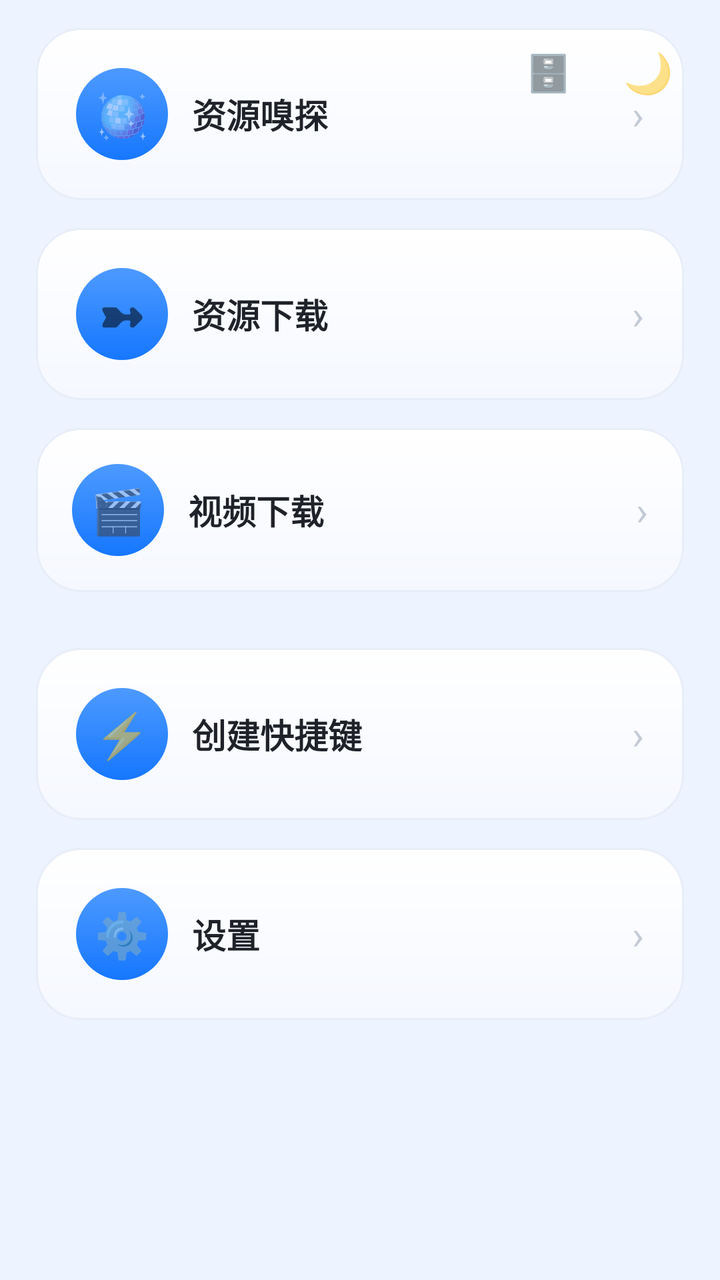
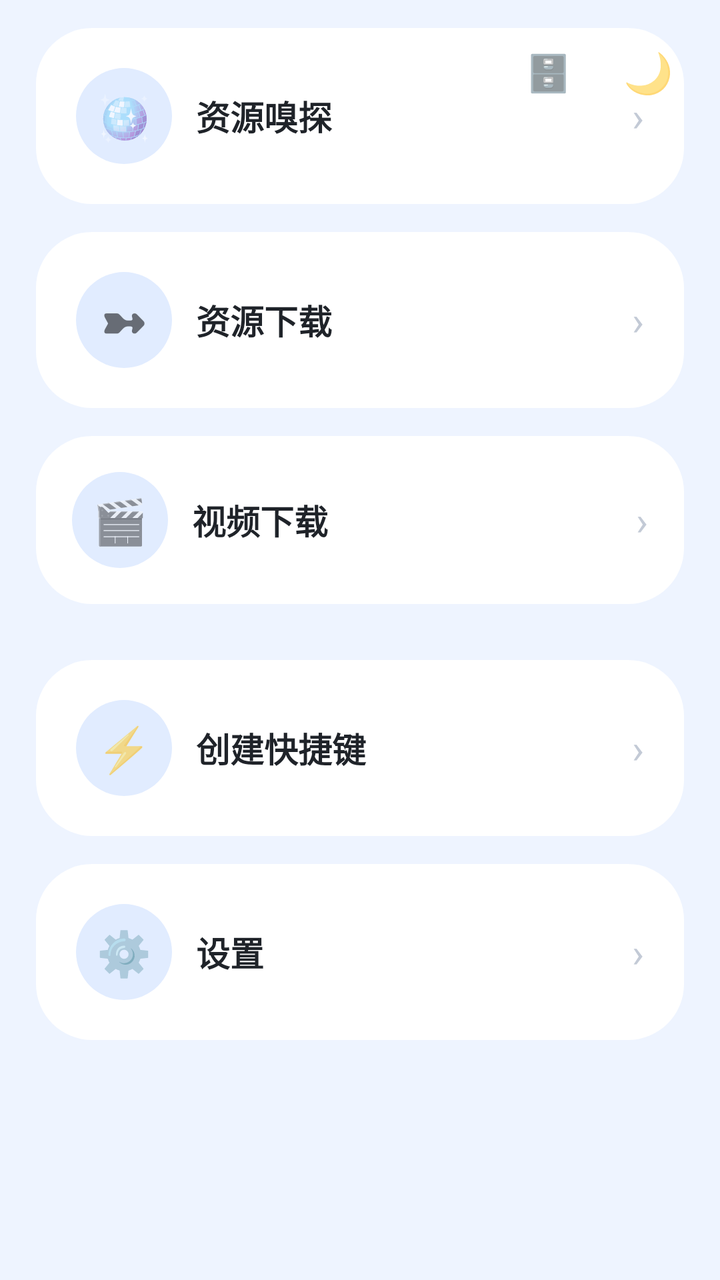

An Android layout rendered at two revisions. The XML below is the earlier revision; the diff shows what the commit changed to produce the second picture.
<!-- AndroidManifest.xml: application theme AppTheme -->
<!-- res/layout/activity_toolbox.xml -->
<?xml version="1.0" encoding="utf-8"?>
<FrameLayout xmlns:android="http://schemas.android.com/apk/res/android"
    android:id="@+id/toolRoot"
    android:layout_width="match_parent" android:layout_height="match_parent">

    <TextView android:id="@+id/lanToggle"
        android:layout_width="44dp" android:layout_height="44dp"
        android:layout_gravity="top|right" android:layout_marginTop="14dp" android:layout_marginRight="64dp"
        android:gravity="center" android:elevation="6dp"
        android:text="🗄️" android:textSize="18sp"/>

    <TextView android:id="@+id/themeToggle"
        android:layout_width="44dp" android:layout_height="44dp"
        android:layout_gravity="top|right" android:layout_margin="14dp"
        android:gravity="center" android:elevation="6dp"
        android:text="🌙" android:textSize="20sp"/>

    <LinearLayout android:id="@+id/toolColumn"
        android:layout_width="match_parent" android:layout_height="match_parent"
        android:orientation="vertical"
        android:background="@color/bg">

        <ScrollView
            android:layout_width="match_parent" android:layout_height="match_parent"
            android:fillViewport="true" android:scrollbars="none">

            <LinearLayout
                android:layout_width="match_parent" android:layout_height="wrap_content"
                android:orientation="vertical"
                android:paddingLeft="18dp" android:paddingRight="18dp"
                android:paddingTop="14dp" android:paddingBottom="18dp">

                <LinearLayout android:tag="card" android:id="@+id/cardPlayer"
                    android:layout_width="match_parent" android:layout_height="wrap_content"
                    android:layout_marginTop="0dp"
                    android:background="@drawable/bg_card" android:orientation="vertical"
                    android:padding="20dp">

                    <LinearLayout
                        android:layout_width="match_parent" android:layout_height="wrap_content"
                        android:orientation="horizontal" android:gravity="center_vertical">
                        <TextView
                            android:layout_width="46dp" android:layout_height="46dp"
                            android:background="@drawable/bg_btn"
                            android:text="🪩" android:textSize="22sp" android:gravity="center"/>
                        <TextView
                            android:layout_width="0dp" android:layout_height="wrap_content"
                            android:layout_weight="1" android:layout_marginLeft="12dp"
                            android:text="资源嗅探" android:textSize="17sp"
                            android:textStyle="bold" android:tag="title" android:textColor="@color/textMain"/>
                        <TextView android:text="›" android:textSize="20sp"
                            android:textColor="#C3CAD6"
                            android:layout_width="wrap_content" android:layout_height="wrap_content"/>
                    </LinearLayout>
                </LinearLayout>

                <LinearLayout android:tag="card" android:id="@+id/cardDownload"
                    android:layout_width="match_parent" android:layout_height="wrap_content"
                    android:layout_marginTop="14dp"
                    android:background="@drawable/bg_card" android:orientation="vertical"
                    android:padding="20dp">
                    <LinearLayout
                        android:layout_width="match_parent" android:layout_height="wrap_content"
                        android:orientation="horizontal" android:gravity="center_vertical">
                        <TextView
                            android:layout_width="46dp" android:layout_height="46dp"
                            android:background="@drawable/bg_btn"
                            android:text="➼" android:textSize="22sp" android:gravity="center"/>
                        <TextView
                            android:layout_width="0dp" android:layout_height="wrap_content"
                            android:layout_weight="1" android:layout_marginLeft="12dp"
                            android:text="资源下载" android:textSize="17sp"
                            android:textStyle="bold" android:tag="title" android:textColor="@color/textMain"/>
                        <TextView android:text="›" android:textSize="20sp"
                            android:textColor="#C3CAD6"
                            android:layout_width="wrap_content" android:layout_height="wrap_content"/>
                    </LinearLayout>
                </LinearLayout>
                 <LinearLayout android:tag="card" android:id="@+id/cardVideoDl"
                    android:layout_width="match_parent" android:layout_height="wrap_content"
                    android:layout_marginTop="14dp"
                    android:background="@drawable/bg_card" android:orientation="vertical"
                    android:padding="18dp">
                    <LinearLayout android:layout_width="match_parent" android:layout_height="wrap_content"
                        android:orientation="horizontal" android:gravity="center_vertical">
                        <TextView android:layout_width="46dp" android:layout_height="46dp"
                            android:background="@drawable/bg_btn"
                            android:text="🎬" android:textSize="22sp" android:gravity="center"/>
                        <TextView
                            android:layout_width="0dp" android:layout_height="wrap_content"
                            android:layout_weight="1" android:layout_marginLeft="12dp"
                            android:text="视频下载" android:textSize="17sp"
                            android:textStyle="bold" android:tag="title" android:textColor="@color/textMain"/>
                        <TextView android:text="›" android:textSize="20sp"
                            android:textColor="#C3CAD6"
                            android:layout_width="wrap_content" android:layout_height="wrap_content"/>
                    </LinearLayout>
                </LinearLayout>

               <LinearLayout android:tag="card" android:id="@+id/calendarCard"
                    android:layout_width="match_parent" android:layout_height="wrap_content"
                    android:layout_marginTop="14dp"
                    android:background="@drawable/bg_card" android:orientation="vertical">
                    <LinearLayout android:id="@+id/calHost"
                        android:layout_width="match_parent" android:layout_height="wrap_content"
                        android:orientation="vertical"/>
               </LinearLayout>

               <LinearLayout android:tag="card" android:id="@+id/cardShortcut"
                    android:layout_width="match_parent" android:layout_height="wrap_content"
                    android:layout_marginTop="14dp"
                    android:background="@drawable/bg_card" android:orientation="vertical"
                    android:padding="20dp">
                    <LinearLayout
                        android:layout_width="match_parent" android:layout_height="wrap_content"
                        android:orientation="horizontal" android:gravity="center_vertical">
                        <TextView
                            android:layout_width="46dp" android:layout_height="46dp"
                            android:background="@drawable/bg_btn" android:padding="8dp"
                            android:text="⚡" android:textSize="22sp" android:gravity="center"/>
                        <TextView
                            android:layout_width="0dp" android:layout_height="wrap_content"
                            android:layout_weight="1" android:layout_marginLeft="12dp"
                            android:text="创建快捷键" android:textSize="17sp"
                            android:textStyle="bold" android:tag="title" android:textColor="@color/textMain"/>
                        <TextView android:text="›" android:textSize="20sp"
                            android:textColor="#C3CAD6"
                            android:layout_width="wrap_content" android:layout_height="wrap_content"/>
                    </LinearLayout>
                </LinearLayout>



                <LinearLayout android:tag="card" android:id="@+id/cardAppSettings"
                    android:layout_width="match_parent" android:layout_height="wrap_content"
                    android:layout_marginTop="14dp"
                    android:background="@drawable/bg_card" android:orientation="vertical"
                    android:padding="20dp">
                    <LinearLayout
                        android:layout_width="match_parent" android:layout_height="wrap_content"
                        android:orientation="horizontal" android:gravity="center_vertical">
                        <TextView
                            android:layout_width="46dp" android:layout_height="46dp"
                            android:background="@drawable/bg_btn" android:padding="8dp"
                            android:text="⚙️" android:textSize="22sp" android:gravity="center"/>
                        <TextView
                            android:layout_width="0dp" android:layout_height="wrap_content"
                            android:layout_weight="1" android:layout_marginLeft="12dp"
                            android:text="设置" android:textSize="17sp"
                            android:textStyle="bold" android:tag="title" android:textColor="@color/textMain"/>
                        <TextView android:text="›" android:textSize="20sp"
                            android:textColor="#C3CAD6"
                            android:layout_width="wrap_content" android:layout_height="wrap_content"/>
                    </LinearLayout>
                </LinearLayout>
            </LinearLayout>
        </ScrollView>
    </LinearLayout>
</FrameLayout>
<!-- resources referenced by this layout -->
<resources>
  <color name="bg">#EEF4FF</color>
  <color name="textMain">#1F2329</color>
  <!-- drawable bg_btn (drawable) -->
  <?xml version="1.0" encoding="utf-8"?>
  <ripple xmlns:android="http://schemas.android.com/apk/res/android">
      <item>
          <shape>
              <gradient android:startColor="#4D9AFF" android:endColor="#1677FF" android:angle="270"/>
              <corners android:radius="26dp"/>
          </shape>
      </item>
  </ripple>
  <!-- drawable bg_card (drawable) -->
  <?xml version="1.0" encoding="utf-8"?>
  <ripple xmlns:android="http://schemas.android.com/apk/res/android"
      android:color="#22315CDE">
      <item>
          <shape>
              <gradient android:angle="270" android:startColor="#FFFFFF" android:endColor="#F5F8FF"/>
              <corners android:radius="22dp"/>
              <stroke android:width="1dp" android:color="#E8EEF8"/>
          </shape>
      </item>
  </ripple>
  <style name="AppTheme" parent="Theme.MaterialComponents.DayNight.NoActionBar">
          <item name="android:windowFullscreen">true</item>
          <item name="android:windowNoTitle">true</item>
          <item name="android:windowTranslucentNavigation">true</item>
          <item name="android:windowBackground">@color/bg</item>
          <item name="android:colorAccent">@color/blue2</item>
          <item name="colorPrimary">@color/blue2</item>
          <item name="colorSecondary">@color/blue2</item>
          <item name="android:colorControlHighlight">#22315CDE</item>
      </style>
  <color name="blue2">#1677FF</color>
</resources>

<!-- the commit's change to res/layout/activity_toolbox.xml (unified diff, before → after) -->
@@ -33,15 +33,15 @@
                 <LinearLayout android:tag="card" android:id="@+id/cardPlayer"
                     android:layout_width="match_parent" android:layout_height="wrap_content"
                     android:layout_marginTop="0dp"
-                    android:background="@drawable/bg_card" android:orientation="vertical"
+                    android:background="@drawable/bg_card_md3" android:orientation="vertical"
                     android:padding="20dp">
 
                     <LinearLayout
                         android:layout_width="match_parent" android:layout_height="wrap_content"
                         android:orientation="horizontal" android:gravity="center_vertical">
                         <TextView
-                            android:layout_width="46dp" android:layout_height="46dp"
-                            android:background="@drawable/bg_btn"
+                            android:layout_width="48dp" android:layout_height="48dp"
+                            android:background="@drawable/bg_btn_md3"
                             android:text="🪩" android:textSize="22sp" android:gravity="center"/>
                         <TextView
                             android:layout_width="0dp" android:layout_height="wrap_content"
@@ -57,14 +57,14 @@
                 <LinearLayout android:tag="card" android:id="@+id/cardDownload"
                     android:layout_width="match_parent" android:layout_height="wrap_content"
                     android:layout_marginTop="14dp"
-                    android:background="@drawable/bg_card" android:orientation="vertical"
+                    android:background="@drawable/bg_card_md3" android:orientation="vertical"
                     android:padding="20dp">
                     <LinearLayout
                         android:layout_width="match_parent" android:layout_height="wrap_content"
                         android:orientation="horizontal" android:gravity="center_vertical">
                         <TextView
-                            android:layout_width="46dp" android:layout_height="46dp"
-                            android:background="@drawable/bg_btn"
+                            android:layout_width="48dp" android:layout_height="48dp"
+                            android:background="@drawable/bg_btn_md3"
                             android:text="➼" android:textSize="22sp" android:gravity="center"/>
                         <TextView
                             android:layout_width="0dp" android:layout_height="wrap_content"
@@ -79,12 +79,12 @@
                  <LinearLayout android:tag="card" android:id="@+id/cardVideoDl"
                     android:layout_width="match_parent" android:layout_height="wrap_content"
                     android:layout_marginTop="14dp"
-                    android:background="@drawable/bg_card" android:orientation="vertical"
+                    android:background="@drawable/bg_card_md3" android:orientation="vertical"
                     android:padding="18dp">
                     <LinearLayout android:layout_width="match_parent" android:layout_height="wrap_content"
                         android:orientation="horizontal" android:gravity="center_vertical">
-                        <TextView android:layout_width="46dp" android:layout_height="46dp"
-                            android:background="@drawable/bg_btn"
+                        <TextView android:layout_width="48dp" android:layout_height="48dp"
+                            android:background="@drawable/bg_btn_md3"
                             android:text="🎬" android:textSize="22sp" android:gravity="center"/>
                         <TextView
                             android:layout_width="0dp" android:layout_height="wrap_content"
@@ -100,7 +100,7 @@
                <LinearLayout android:tag="card" android:id="@+id/calendarCard"
                     android:layout_width="match_parent" android:layout_height="wrap_content"
                     android:layout_marginTop="14dp"
-                    android:background="@drawable/bg_card" android:orientation="vertical">
+                    android:background="@drawable/bg_card_md3" android:orientation="vertical">
                     <LinearLayout android:id="@+id/calHost"
                         android:layout_width="match_parent" android:layout_height="wrap_content"
                         android:orientation="vertical"/>
@@ -109,14 +109,14 @@
                <LinearLayout android:tag="card" android:id="@+id/cardShortcut"
                     android:layout_width="match_parent" android:layout_height="wrap_content"
                     android:layout_marginTop="14dp"
-                    android:background="@drawable/bg_card" android:orientation="vertical"
+                    android:background="@drawable/bg_card_md3" android:orientation="vertical"
                     android:padding="20dp">
                     <LinearLayout
                         android:layout_width="match_parent" android:layout_height="wrap_content"
                         android:orientation="horizontal" android:gravity="center_vertical">
                         <TextView
-                            android:layout_width="46dp" android:layout_height="46dp"
-                            android:background="@drawable/bg_btn" android:padding="8dp"
+                            android:layout_width="48dp" android:layout_height="48dp"
+                            android:background="@drawable/bg_btn_md3" android:padding="8dp"
                             android:text="⚡" android:textSize="22sp" android:gravity="center"/>
                         <TextView
                             android:layout_width="0dp" android:layout_height="wrap_content"
@@ -134,14 +134,14 @@
                 <LinearLayout android:tag="card" android:id="@+id/cardAppSettings"
                     android:layout_width="match_parent" android:layout_height="wrap_content"
                     android:layout_marginTop="14dp"
-                    android:background="@drawable/bg_card" android:orientation="vertical"
+                    android:background="@drawable/bg_card_md3" android:orientation="vertical"
                     android:padding="20dp">
                     <LinearLayout
                         android:layout_width="match_parent" android:layout_height="wrap_content"
                         android:orientation="horizontal" android:gravity="center_vertical">
                         <TextView
-                            android:layout_width="46dp" android:layout_height="46dp"
-                            android:background="@drawable/bg_btn" android:padding="8dp"
+                            android:layout_width="48dp" android:layout_height="48dp"
+                            android:background="@drawable/bg_btn_md3" android:padding="8dp"
                             android:text="⚙️" android:textSize="22sp" android:gravity="center"/>
                         <TextView
                             android:layout_width="0dp" android:layout_height="wrap_content"
<!-- resource entries referenced after the edit -->
@@ -2,25 +2,20 @@
 <resources>
   <color name="bg">#EEF4FF</color>
   <color name="textMain">#1F2329</color>
-  <!-- drawable bg_btn (drawable) -->
+  <!-- drawable bg_btn_md3 (drawable) -->
   <?xml version="1.0" encoding="utf-8"?>
-  <ripple xmlns:android="http://schemas.android.com/apk/res/android">
+  <shape xmlns:android="http://schemas.android.com/apk/res/android">
+      <solid android:color="#E1ECFF"/>
+      <corners android:radius="24dp"/>
+  </shape>
+  <!-- drawable bg_card_md3 (drawable) -->
+  <?xml version="1.0" encoding="utf-8"?>
+  <ripple xmlns:android="http://schemas.android.com/apk/res/android"
+      android:color="#224C7DFF">
       <item>
           <shape>
-              <gradient android:startColor="#4D9AFF" android:endColor="#1677FF" android:angle="270"/>
-              <corners android:radius="26dp"/>
-          </shape>
-      </item>
-  </ripple>
-  <!-- drawable bg_card (drawable) -->
-  <?xml version="1.0" encoding="utf-8"?>
-  <ripple xmlns:android="http://schemas.android.com/apk/res/android"
-      android:color="#22315CDE">
-      <item>
-          <shape>
-              <gradient android:angle="270" android:startColor="#FFFFFF" android:endColor="#F5F8FF"/>
-              <corners android:radius="22dp"/>
-              <stroke android:width="1dp" android:color="#E8EEF8"/>
+              <solid android:color="#FFFFFF"/>
+              <corners android:radius="28dp"/>
           </shape>
       </item>
   </ripple>
